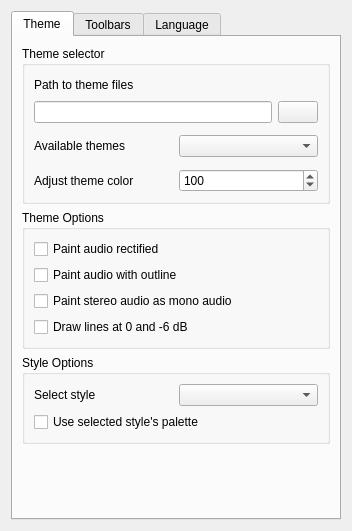
First picture: the form in src/traverso/ui/AppearenceConfigPage.ui, repository ErwanLegrand/Traverso-DAW, before the edit.
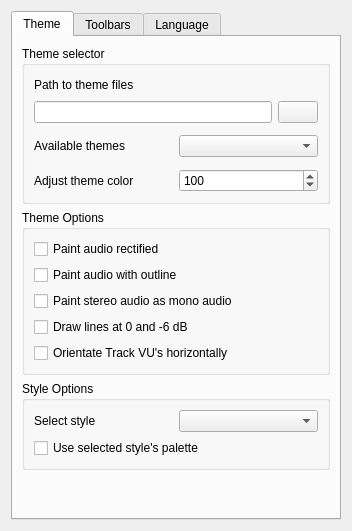
Second picture: the form after the edit.

Commit message: VU orientation in track header is user configurable now

What changed in the file:
```diff
--- a/src/traverso/ui/AppearenceConfigPage.ui
+++ b/src/traverso/ui/AppearenceConfigPage.ui
@@ -231,6 +231,13 @@
             </property>
            </widget>
           </item>
+          <item>
+           <widget class="QCheckBox" name="trackVUOrientationCheckBox">
+            <property name="text">
+             <string>Orientate Track VU's horizontally</string>
+            </property>
+           </widget>
+          </item>
          </layout>
         </widget>
        </item>
```
Left out of the diff: 251 changed lines with no effect on the pictures. The commit also changes 5 other files.
